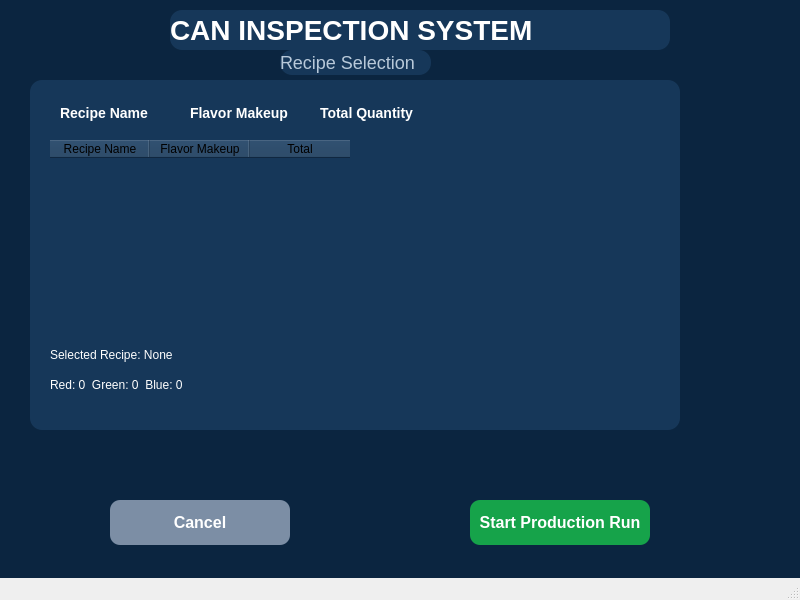
Before: the Qt Designer form UI_Design/recipeScreen.ui in AlrJohn/CS488_Team1_Capstone, drawn with Qt 5.
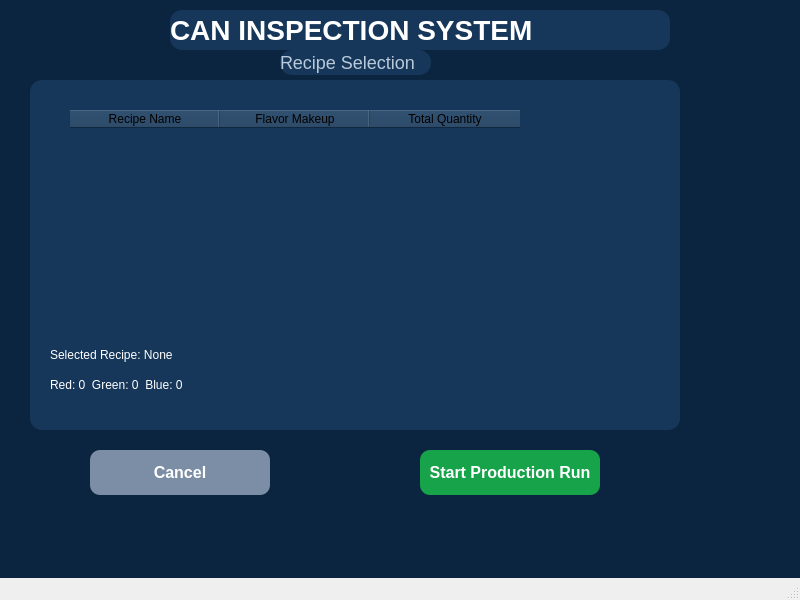
After: the same form once the commit is applied.

Commit message: Updated recipeScreen display

```diff
--- a/UI_Design/recipeScreen.ui
+++ b/UI_Design/recipeScreen.ui
@@ -69,15 +69,29 @@
     </property>
    </widget>
    <widget class="QFrame" name="RecipePanel">
+    <property name="geometry">
+     <rect>
+      <x>30</x>
+      <y>80</y>
+      <width>650</width>
+      <height>350</height>
+     </rect>
+    </property>
 <widget class="QTableWidget" name="recipeTable">
  <property name="geometry">
   <rect>
-   <x>20</x>
-   <y>60</y>
+       <x>40</x>
+       <y>30</y>
    <width>600</width>
    <height>180</height>
   </rect>
  </property>
+     <property name="styleSheet">
+      <string notr="true">font: 14pt &quot;Segoe UI&quot;;</string>
+     </property>
+     <attribute name="horizontalHeaderDefaultSectionSize">
+      <number>150</number>
+     </attribute>
  <column>
   <property name="text">
    <string>Recipe Name</string>
@@ -90,7 +104,7 @@
  </column>
  <column>
   <property name="text">
-   <string>Total</string>
+       <string>Total Quantity</string>
   </property>
  </column>
 </widget>
@@ -103,11 +117,13 @@
    <height>30</height>
   </rect>
  </property>
+     <property name="styleSheet">
+      <string notr="true">font: 14pt &quot;Segoe UI&quot;;</string>
+     </property>
  <property name="text">
   <string>Selected Recipe: None</string>
  </property>
 </widget>
-
 <widget class="QLabel" name="recipeBreakdownLabel">
  <property name="geometry">
   <rect>
@@ -117,39 +133,13 @@
    <height>30</height>
   </rect>
  </property>
+     <property name="styleSheet">
+      <string notr="true">font: 12pt &quot;Segoe UI&quot;;</string>
+     </property>
  <property name="text">
   <string>Red: 0  Green: 0  Blue: 0</string>
  </property>
 </widget>
-
-    <property name="geometry">
-     <rect>
-      <x>30</x>
-      <y>80</y>
-      <width>650</width>
-      <height>350</height>
-     </rect>
-    </property>
-    <widget class="QLabel" name="headerType">
-     <property name="geometry">
-      <rect>
-       <x>30</x>
-       <y>20</y>
-       <width>120</width>
-       <height>25</height>
-      </rect>
-     </property>
-     <property name="styleSheet">
-      <string notr="true">
-    font-size:14px;
-    font-weight:bold;
-    color:white;
-     </string>
-     </property>
-     <property name="text">
-      <string>Recipe Name</string>
-     </property>
-    </widget>
     <widget class="QLabel" name="headerImage">
      <property name="geometry">
       <rect>
@@ -170,52 +160,12 @@
       <string>Image</string>
      </property>
     </widget>
-    <widget class="QLabel" name="headerQty">
-     <property name="geometry">
-      <rect>
-       <x>290</x>
-       <y>20</y>
-       <width>101</width>
-       <height>25</height>
-      </rect>
-     </property>
-     <property name="styleSheet">
-      <string notr="true">
-     font-size:14px;
-    font-weight:bold;
-    color:white;
-     </string>
-     </property>
-     <property name="text">
-      <string>Total Quantity</string>
-     </property>
-    </widget>
-    <widget class="QLabel" name="headerType_2">
-     <property name="geometry">
-      <rect>
-       <x>160</x>
-       <y>20</y>
-       <width>101</width>
-       <height>25</height>
-      </rect>
-     </property>
-     <property name="styleSheet">
-      <string notr="true">
-    font-size:14px;
-    font-weight:bold;
-    color:white;
-     </string>
-     </property>
-     <property name="text">
-      <string>Flavor Makeup</string>
-     </property>
-    </widget>
    </widget>
    <widget class="QPushButton" name="cancelButton">
     <property name="geometry">
      <rect>
-      <x>110</x>
-      <y>500</y>
+      <x>90</x>
+      <y>450</y>
       <width>180</width>
       <height>45</height>
      </rect>
@@ -238,8 +188,8 @@
    <widget class="QPushButton" name="runButton">
     <property name="geometry">
      <rect>
-      <x>470</x>
-      <y>500</y>
+      <x>420</x>
+      <y>450</y>
       <width>180</width>
       <height>45</height>
      </rect>
```
Lines whose indentation alone changed are shown as unchanged.
